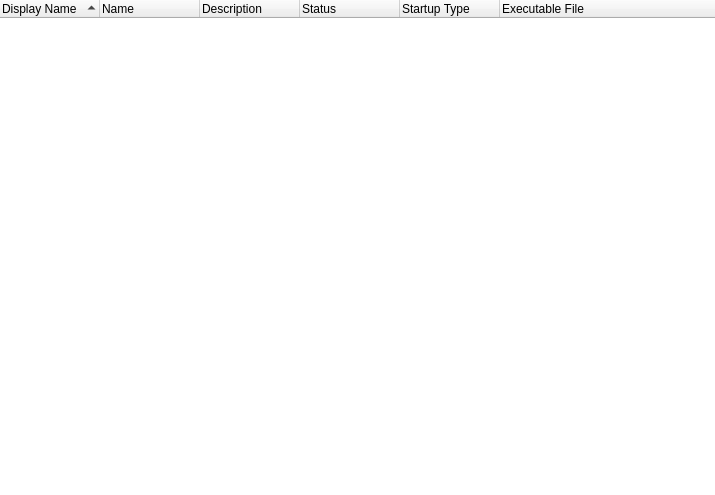
The window that source/client/ui/sys_info_widget_drivers.ui (dchapyshev/aspia) describes before a commit, drawn with Qt 5.
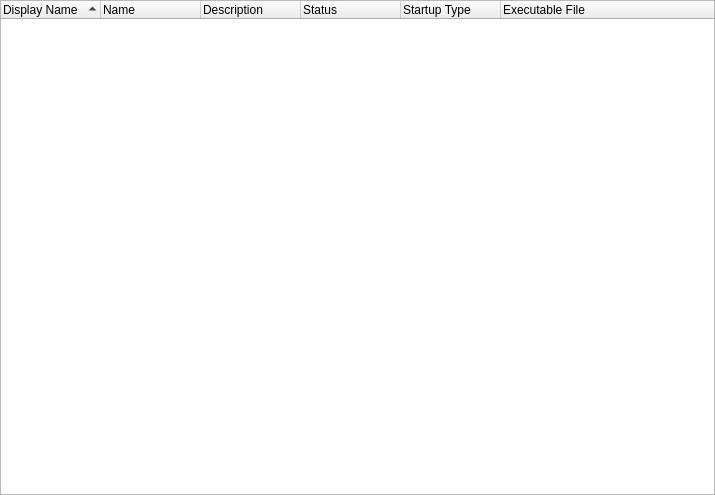
The same window after the commit.

```diff
--- a/source/client/ui/sys_info_widget_drivers.ui
+++ b/source/client/ui/sys_info_widget_drivers.ui
@@ -31,9 +31,6 @@
      <property name="contextMenuPolicy">
       <enum>Qt::CustomContextMenu</enum>
      </property>
-     <property name="frameShape">
-      <enum>QFrame::NoFrame</enum>
-     </property>
      <property name="showDropIndicator" stdset="0">
       <bool>false</bool>
      </property>
```
